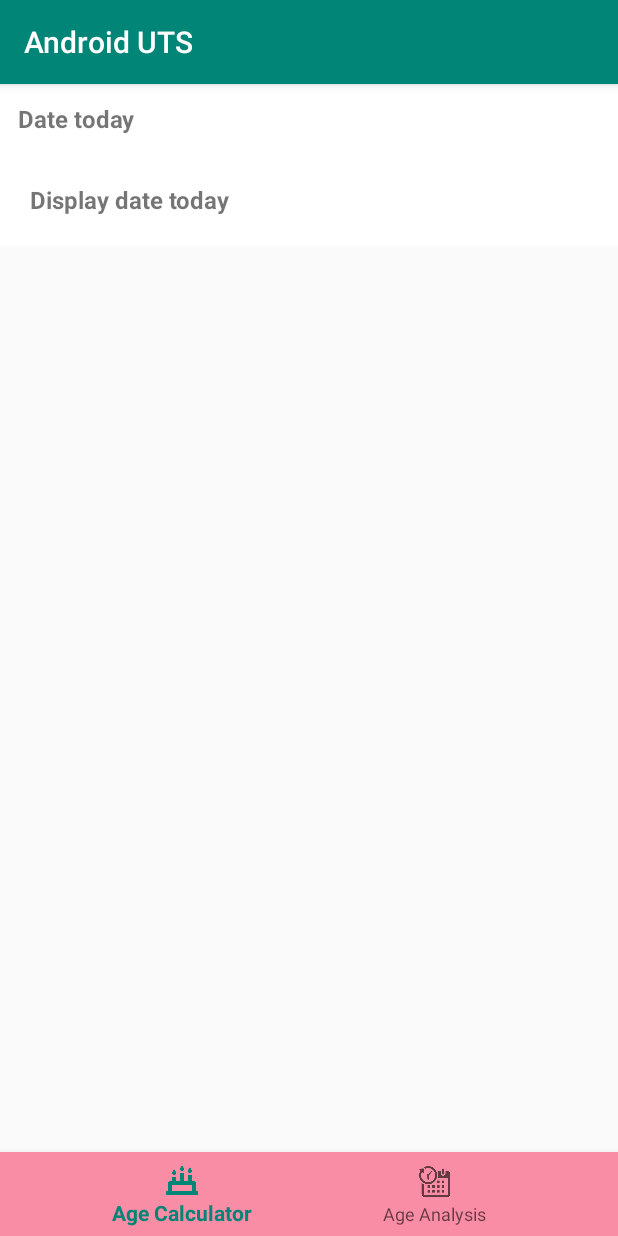
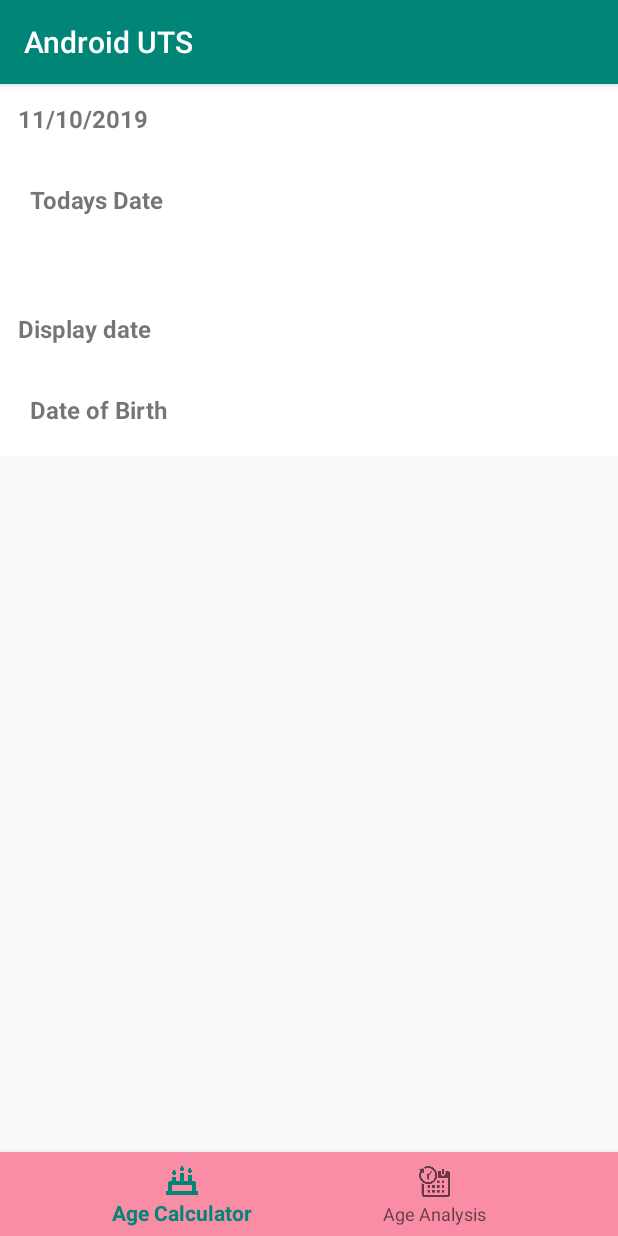
Before and after one commit to ahmadmusyadada/AgeCalculator, an Android app: the BirthdayFragment screen opened directly, with no data from a screen before it, on a phone screen of 412 x 824 dp. Run offline under Robolectric (Android 15) with nearby library versions, the phone set to English and light mode, and no system bars.

Commit message:
Add Date of Birth

```diff
--- a/app/src/main/java/id/ac/polinema/uts/fragments/BirthdayFragment.java
+++ b/app/src/main/java/id/ac/polinema/uts/fragments/BirthdayFragment.java
@@ -12,7 +12,9 @@ import android.view.ViewGroup;
 import android.widget.DatePicker;
 import android.widget.TextView;
 
+import java.text.SimpleDateFormat;
 import java.util.Calendar;
+import java.util.Date;
 
 import id.ac.polinema.uts.R;
 
@@ -20,7 +22,7 @@ import id.ac.polinema.uts.R;
  * A simple {@link Fragment} subclass.
  */
 public class BirthdayFragment extends Fragment {
-    TextView curentDateDisplay, currentDateButton;
+    TextView currentDateDisplay, dateBirthday;
 
     Calendar calendar;
     DatePickerDialog dpd;
@@ -35,10 +37,16 @@ public class BirthdayFragment extends Fragment {
                              Bundle savedInstanceState) {
         // Inflate the layout for this fragment
         View view = inflater.inflate(R.layout.fragment_birthday, container, false);
-        curentDateDisplay = view.findViewById(R.id.current_date);
-        currentDateButton = view.findViewById(R.id.display_today_date);
 
-        currentDateButton.setOnClickListener(new View.OnClickListener() {
+        currentDateDisplay = view.findViewById(R.id.current_date);
+        dateBirthday = view.findViewById(R.id.birthday_date);
+
+        Date c = Calendar.getInstance().getTime();
+        SimpleDateFormat df = new SimpleDateFormat("dd/MM/yyyy");
+        String formattedDate = df.format(c);
+        currentDateDisplay.setText(formattedDate);
+
+        currentDateDisplay.setOnClickListener(new View.OnClickListener() {
             @Override
             public void onClick(View view) {
                 calendar = Calendar.getInstance();
@@ -49,7 +57,25 @@ public class BirthdayFragment extends Fragment {
                 dpd = new DatePickerDialog(getActivity(), new DatePickerDialog.OnDateSetListener() {
                     @Override
                     public void onDateSet(DatePicker datePicker, int mYear, int mMonth, int mDay) {
-                        curentDateDisplay.setText(mDay + "/" + mMonth + "/" + mYear);
+                        currentDateDisplay.setText(mDay + "/" + (mMonth + 1) + "/" + mYear);
+                    }
+                }, year, month, day);
+                dpd.show();
+            }
+        });
+
+        dateBirthday.setOnClickListener(new View.OnClickListener() {
+            @Override
+            public void onClick(View view) {
+                calendar = Calendar.getInstance();
+                int day = calendar.get(Calendar.DAY_OF_MONTH);
+                int month = calendar.get(Calendar.MONTH);
+                int year = calendar.get(Calendar.YEAR);
+
+                dpd = new DatePickerDialog(getActivity(), new DatePickerDialog.OnDateSetListener() {
+                    @Override
+                    public void onDateSet(DatePicker datePicker, int mYear, int mMonth, int mDay) {
+                        dateBirthday.setText(mDay + "/" + (mMonth + 1) + "/" + mYear);
                     }
                 }, year, month, day);
                 dpd.show();
--- a/app/src/main/res/layout/fragment_birthday.xml
+++ b/app/src/main/res/layout/fragment_birthday.xml
@@ -14,16 +14,7 @@
         <RelativeLayout
             android:layout_width="match_parent"
             android:layout_height="match_parent">
-            <TextView
-                android:id="@+id/current_date"
-                android:layout_width="match_parent"
-                android:layout_height="wrap_content"
-                android:padding="12dp"
-                android:layout_alignParentTop="true"
-                android:text="@string/date_today"
-                android:textStyle="bold"
-                android:textSize="16sp"
-                />
+
             <LinearLayout
                 android:id="@+id/first_layout_wrapper"
                 android:layout_width="match_parent"
@@ -50,6 +41,57 @@
                     android:layout_gravity="right|center_vertical"
                     />
             </LinearLayout>
+            <TextView
+                android:id="@+id/current_date"
+                android:layout_width="match_parent"
+                android:layout_height="wrap_content"
+                android:padding="12dp"
+                android:layout_alignParentTop="true"
+                android:text="@string/date_today"
+                android:textStyle="bold"
+                android:textSize="16sp"
+                />
+
+            <LinearLayout
+                android:id="@+id/second_layout_wrapper"
+                android:layout_width="match_parent"
+                android:layout_height="wrap_content"
+                android:layout_below="@+id/birthday_date"
+                android:padding="8dp"
+
+                android:orientation="horizontal">
+                <TextView
+                    android:id="@+id/display_birthday_date"
+                    android:layout_width="wrap_content"
+                    android:layout_height="wrap_content"
+                    android:padding="12dp"
+                    android:text="@string/birthday_date"
+                    android:textStyle="bold"
+                    android:textSize="16sp"
+                    android:layout_weight="1"
+                    />
+                <ImageView
+                    android:id="@+id/set_birthday_icon"
+                    android:layout_width="wrap_content"
+                    android:layout_height="wrap_content"
+                    android:contentDescription="@string/app_name"
+                    android:layout_weight="1"
+                    android:layout_gravity="right|center_vertical"
+                    android:padding="0dp"
+                    android:layout_margin="0dp"
+                    />
+            </LinearLayout>
+            <TextView
+                android:id="@+id/birthday_date"
+                android:layout_width="match_parent"
+                android:layout_height="wrap_content"
+                android:padding="12dp"
+                android:layout_below="@+id/first_layout_wrapper"
+                android:layout_marginTop="32dp"
+                android:text="@string/date_today"
+                android:textStyle="bold"
+                android:textSize="16sp"
+                />
 
         </RelativeLayout>
     </ScrollView>
--- a/app/src/main/res/values/strings.xml
+++ b/app/src/main/res/values/strings.xml
@@ -23,6 +23,7 @@
 
     <!-- TODO: Remove or change this placeholder text -->
     <string name="hello_blank_fragment">Hello blank fragment</string>
-    <string name="date_today">Date today</string>
-    <string name="display_date">Display date today</string>
+    <string name="date_today">Display date</string>
+    <string name="display_date">Todays Date</string>
+    <string name="birthday_date">Date of Birth</string>
 </resources>
```
